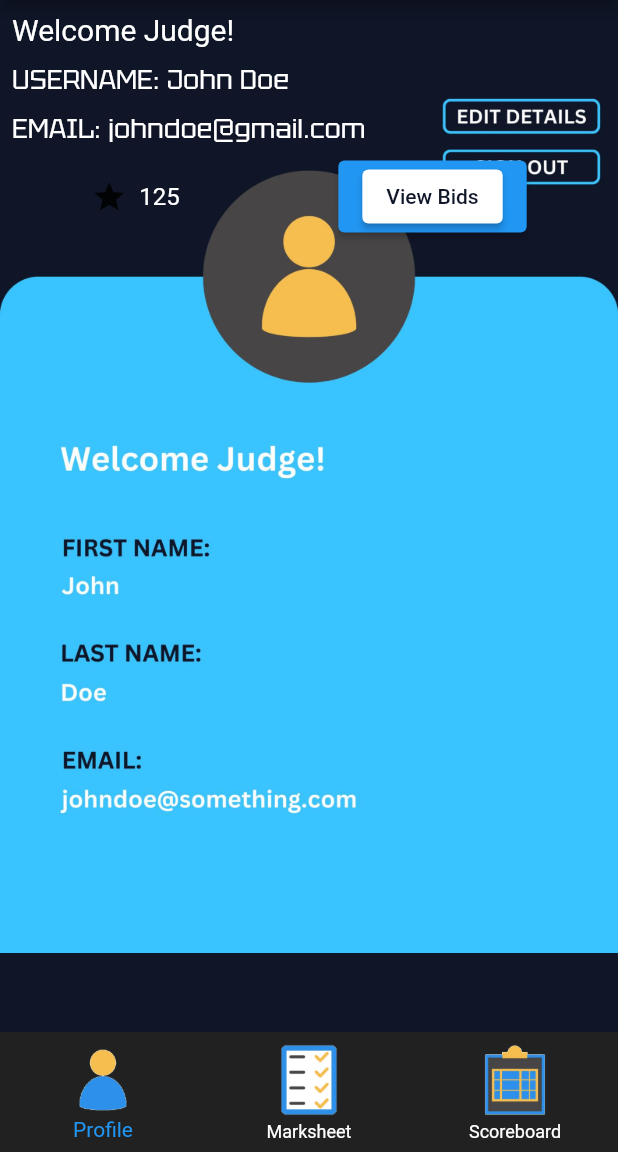
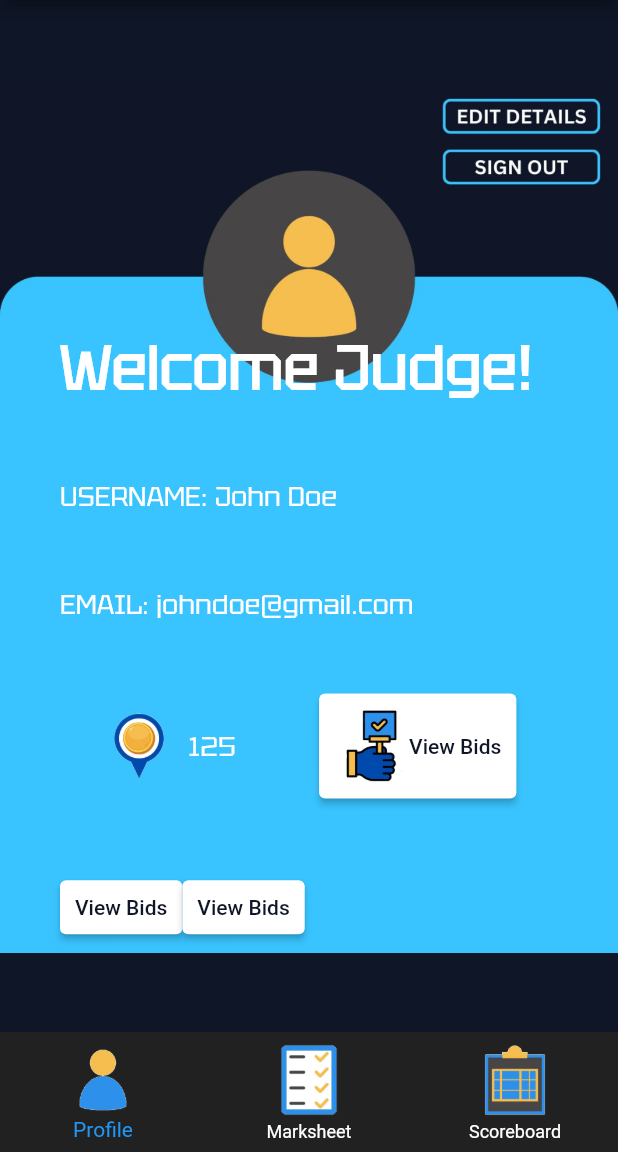
Before and after one commit to FarzadHayat/bots-n-bids, a Flutter app: the HomePage screen opened by its route, on a phone screen of 412 x 824 dp, the part 84-1236 px from its top. Run offline on Flutter 3.47's test engine with Material 2 defaults, Android fonts, the phone set to English and light mode, and no system bars.

Commit message:
profile cleanup

```diff
--- a/lib/profile_tab.dart
+++ b/lib/profile_tab.dart
@@ -27,18 +27,21 @@
         ),
       ),
       child: Padding(
-        padding: const EdgeInsets.all(8.0),
+        padding: const EdgeInsets.only(
+          left: 40.0,
+          right: 40.0,
+          bottom: 40.0,
+          top: 200.0,
+        ),
         child: Column(
+          mainAxisAlignment: MainAxisAlignment.spaceEvenly,
           crossAxisAlignment: CrossAxisAlignment.start,
           children: [
             Text(
                 (profile.memberType == Member.Spectator)
                     ? 'Welcome Viewer!'
                     : 'Welcome Judge!',
-                style: TextStyle(
-                  color: Colors.white,
-                  fontSize: 20.0,
-                )),
+                style: kTextBodyHeader),
             SizedBox(
               height: 10.0,
             ),
@@ -67,22 +70,63 @@
               children: [
                 Row(
                   children: [
-                    Icon(Icons.star), // Replace with your desired icon
+                    Image.asset(
+                      'assets/icons/points.png',
+                      width: 50.0,
+                      height: 50.0,
+                    ), // Replace with your desired icon
                     SizedBox(
                         width:
                             8.0), // Adjust the spacing between the icon and the text
                     Text(
                       '${profile.coins}', // Convert the int variable to a String using string interpolation
-                      style: TextStyle(fontSize: 16.0, color: Colors.white),
+                      style: kText,
                     ),
                   ],
                 ),
                 ElevatedButton(
-                  onPressed: (() => {}),
-                  child: ElevatedButton(
                   style: ButtonStyle(
                     backgroundColor: MaterialStateProperty.resolveWith(
                         (states) => Colors.white),
+                    padding: MaterialStateProperty.resolveWith(
+                      (states) => EdgeInsets.all(
+                        10.0,
+                      ),
+                    ),
+                  ),
+                  onPressed: () {},
+                  child: Row(
+                    children: [
+                      Image.asset(
+                        'assets/icons/bids.png',
+                        width: 50.0,
+                        height: 50.0,
+                      ),
+                      const Text(
+                        'View Bids',
+                        style: TextStyle(
+                          color: kPrimaryColor,
+                        ),
+                      ),
+                    ],
+                  ),
+                ),
+              ],
+            ),
+            SizedBox(
+              height: 10.0,
+            ),
+            Row(
+              children: [
+                ElevatedButton(
+                  style: ButtonStyle(
+                    backgroundColor: MaterialStateProperty.resolveWith(
+                        (states) => Colors.white),
+                    padding: MaterialStateProperty.resolveWith(
+                      (states) => EdgeInsets.all(
+                        10.0,
+                      ),
+                    ),
                   ),
                   onPressed: () {},
                   child: const Text(
@@ -92,9 +136,26 @@
                     ),
                   ),
                 ),
+                ElevatedButton(
+                  style: ButtonStyle(
+                    backgroundColor: MaterialStateProperty.resolveWith(
+                        (states) => Colors.white),
+                    padding: MaterialStateProperty.resolveWith(
+                      (states) => EdgeInsets.all(
+                        10.0,
+                      ),
+                    ),
+                  ),
+                  onPressed: () {},
+                  child: const Text(
+                    'View Bids',
+                    style: TextStyle(
+                      color: kPrimaryColor,
+                    ),
+                  ),
                 ),
               ],
-            )
+            ),
           ],
         ),
       ),
```
Also changed, not shown: assets/icons/bids.png (added), assets/icons/points.png (added), assets/images/judge-profile.jpg. Lines whose indentation alone changed are shown as unchanged.
